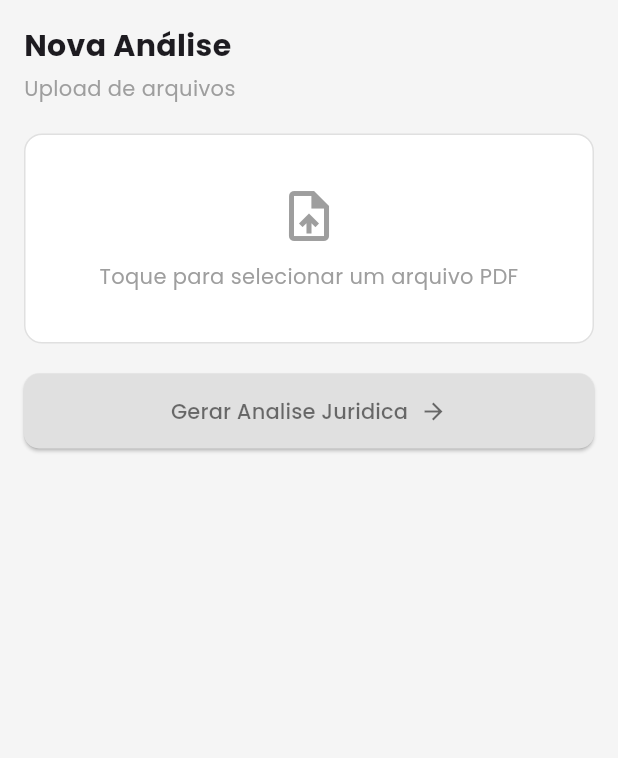
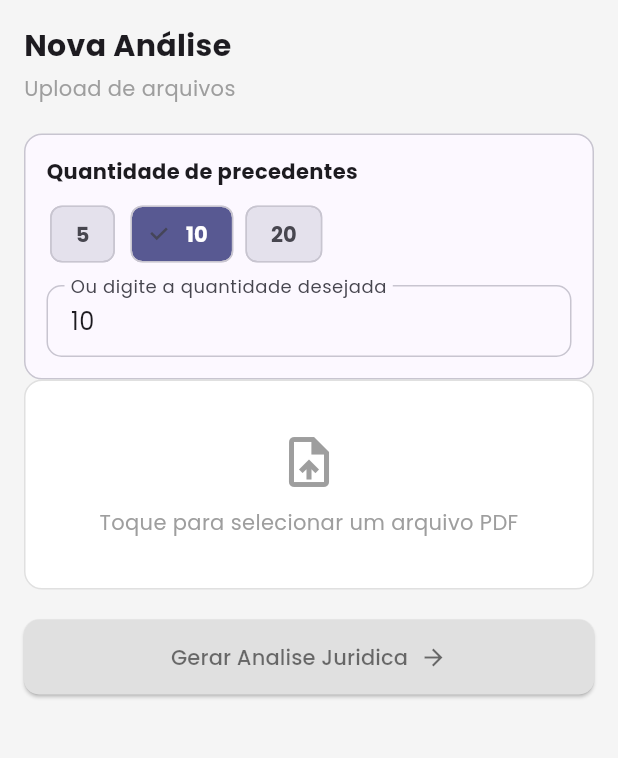
Before and after one commit to Equipe-Skyfall/themis-app, a Flutter app: the UploadScreen screen opened directly with empty values, after a tap on "Gerar Analise Juridica", on a phone screen of 412 x 824 dp, the part 84-842 px from its top. Run offline on Flutter 3.47's test engine with Material 3 defaults, Android fonts, the phone set to English and light mode, and no system bars; our stand-ins replace file_picker, flutter_dotenv, flutter_hooks, flutter_secure_storage, google_fonts; accounts and stored records are empty.

Commit message:
FEAT: Adição do novo componente de filtros de precedentes

```diff
--- a/themis_app/lib/components/pages/upload_pdf_screen.dart
+++ b/themis_app/lib/components/pages/upload_pdf_screen.dart
@@ -24,10 +24,14 @@ class UploadScreen extends HookWidget {
 
   @override
   Widget build(BuildContext context) {
+    final colorScheme = Theme.of(context).colorScheme;
     final upload = useUploadPetitionController(token: token);
     final hasFile = upload.selectedFile != null;
     final isLoadingScreenVisible = useState(false);
     final loadingStep = useState(0);
+    final resultsLimit = useState(10);
+    final limitController = useTextEditingController(text: '10');
+    final limitError = useState<String?>(null);
 
     useEffect(() {
       if (!isLoadingScreenVisible.value) {
@@ -45,9 +49,23 @@ class UploadScreen extends HookWidget {
     }, [isLoadingScreenVisible.value]);
 
     Future<void> onGeneratePressed() async {
+      final parsedLimit = int.tryParse(limitController.text.trim());
+      if (parsedLimit == null || parsedLimit <= 0) {
+        limitError.value = 'Informe um numero inteiro maior que zero.';
+        return;
+      }
+
+      if (parsedLimit > 20) {
+        limitError.value =
+            'Para manter a performance, use no maximo 20 resultados.';
+        return;
+      }
+
+      resultsLimit.value = parsedLimit;
+      limitError.value = null;
       isLoadingScreenVisible.value = true;
 
-      final precedents = await upload.generateAnalysis();
+      final precedents = await upload.generateAnalysis(limit: parsedLimit);
       isLoadingScreenVisible.value = false;
 
       if (precedents == null) {
@@ -69,7 +87,8 @@ class UploadScreen extends HookWidget {
       }
 
       final fileName = upload.selectedFile?.name ?? 'Peticao';
-      onAnalysisReady?.call('Analise - $fileName', precedents);
+      final limitedPrecedents = precedents.take(parsedLimit).toList();
+      onAnalysisReady?.call('Analise - $fileName', limitedPrecedents);
     }
 
     if (isLoadingScreenVisible.value) {
@@ -100,6 +119,90 @@ class UploadScreen extends HookWidget {
               style: TextStyle(color: Colors.grey),
             ),
             const SizedBox(height: 20),
+
+            Container(
+              width: double.infinity,
+              padding: const EdgeInsets.all(14),
+              decoration: BoxDecoration(
+                color: colorScheme.surface,
+                borderRadius: BorderRadius.circular(12),
+                border: Border.all(color: colorScheme.outlineVariant),
+              ),
+              child: Column(
+                crossAxisAlignment: CrossAxisAlignment.start,
+                children: [
+                  const Text(
+                    'Quantidade de precedentes',
+                    style: TextStyle(fontWeight: FontWeight.w700),
+                  ),
+                  const SizedBox(height: 8),
+                  Wrap(
+                    spacing: 8,
+                    runSpacing: 8,
+                    children: [5, 10, 20].map((option) {
+                      final selected = resultsLimit.value == option;
+                      return ChoiceChip(
+                        label: Text('$option'),
+                        selected: selected,
+                        onSelected: (_) {
+                          resultsLimit.value = option;
+                          limitController.text = option.toString();
+                          limitError.value = null;
+                        },
+                        backgroundColor: colorScheme.surfaceVariant,
+                        selectedColor: colorScheme.primary,
+                        labelStyle: TextStyle(
+                          color: selected
+                              ? colorScheme.onPrimary
+                              : colorScheme.onSurfaceVariant,
+                          fontWeight: FontWeight.w700,
+                        ),
+                        side: BorderSide(color: colorScheme.outlineVariant),
+                      );
+                    }).toList(),
+                  ),
+                  const SizedBox(height: 10),
+                  TextField(
+                    controller: limitController,
+                    keyboardType: TextInputType.number,
+                    decoration: InputDecoration(
+                      labelText: 'Ou digite a quantidade desejada',
+                      hintText: 'Ex.: 15',
+                      isDense: true,
+                      border: OutlineInputBorder(
+                        borderRadius: BorderRadius.circular(10),
+                        borderSide: BorderSide(
+                          color: colorScheme.outlineVariant,
+                        ),
+                      ),
+                      enabledBorder: OutlineInputBorder(
+                        borderRadius: BorderRadius.circular(10),
+                        borderSide: BorderSide(
+                          color: colorScheme.outlineVariant,
+                        ),
+                      ),
+                      focusedBorder: OutlineInputBorder(
+                        borderRadius: BorderRadius.circular(10),
+                        borderSide: BorderSide(color: colorScheme.primary),
+                      ),
+                      errorText: limitError.value,
+                    ),
+                    onChanged: (_) {
+                      if (limitError.value != null) {
+                        limitError.value = null;
+                      }
+                    },
+                    onSubmitted: (value) {
+                      final parsed = int.tryParse(value.trim());
+                      if (parsed != null && parsed > 0 && parsed <= 100) {
+                        resultsLimit.value = parsed;
+                        limitError.value = null;
+                      }
+                    },
+                  ),
+                ],
+              ),
+            ),
 
             GestureDetector(
               onTap: upload.pickPDF,
```
